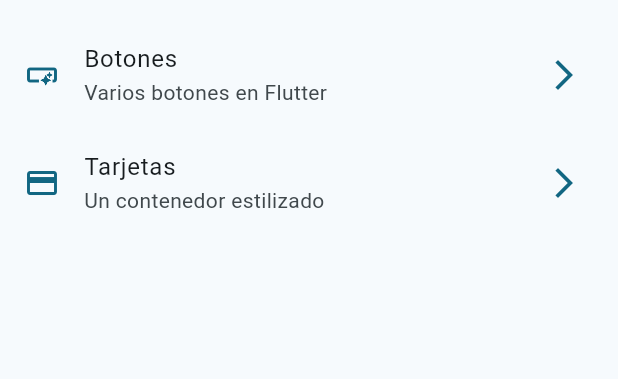
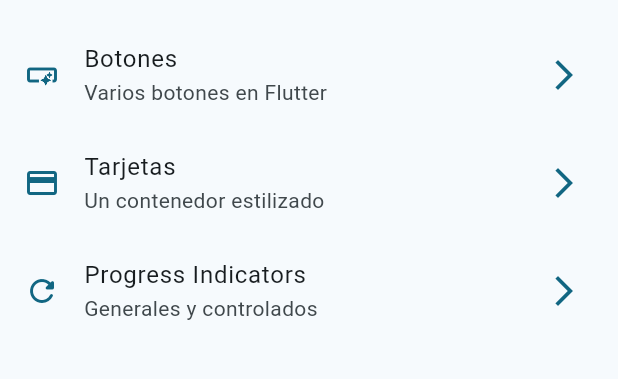
Before and after one commit to jimcode1090/widgets_app, a Flutter app: the screen it shows after launch, on a phone screen of 412 x 824 dp, the part 63-442 px from its top. Run offline on Flutter 3.47's test engine with Material 3 defaults, Android fonts, the phone set to English and light mode, and no system bars; our stand-ins replace go_router.

Commit message:
add progress indicators finish

```diff
--- a/lib/config/menu/menu_items.dart
+++ b/lib/config/menu/menu_items.dart
@@ -27,4 +27,10 @@ const appMenuItems = <MenuItems>[
     link: '/cards',
     icon: Icons.credit_card,
   ),
+  MenuItems(
+    title: 'Progress Indicators',
+    subtitle: 'Generales y controlados',
+    link: '/progress',
+    icon: Icons.refresh_rounded,
+  ),
 ];
--- a/lib/config/router/app_router.dart
+++ b/lib/config/router/app_router.dart
@@ -19,5 +19,10 @@ final appRouter = GoRouter(
       name: CardsScreen.name,
       builder: (context, state) => const CardsScreen(),
     ),
+    GoRoute(
+      path: '/progress',
+      name: ProgressScreen.name,
+      builder: (context, state) => const ProgressScreen(),
+    ),
   ],
 );
```
Also changed, not shown: lib/presentation/screens/progress/progress_screen.dart (+62 -2 lines).
